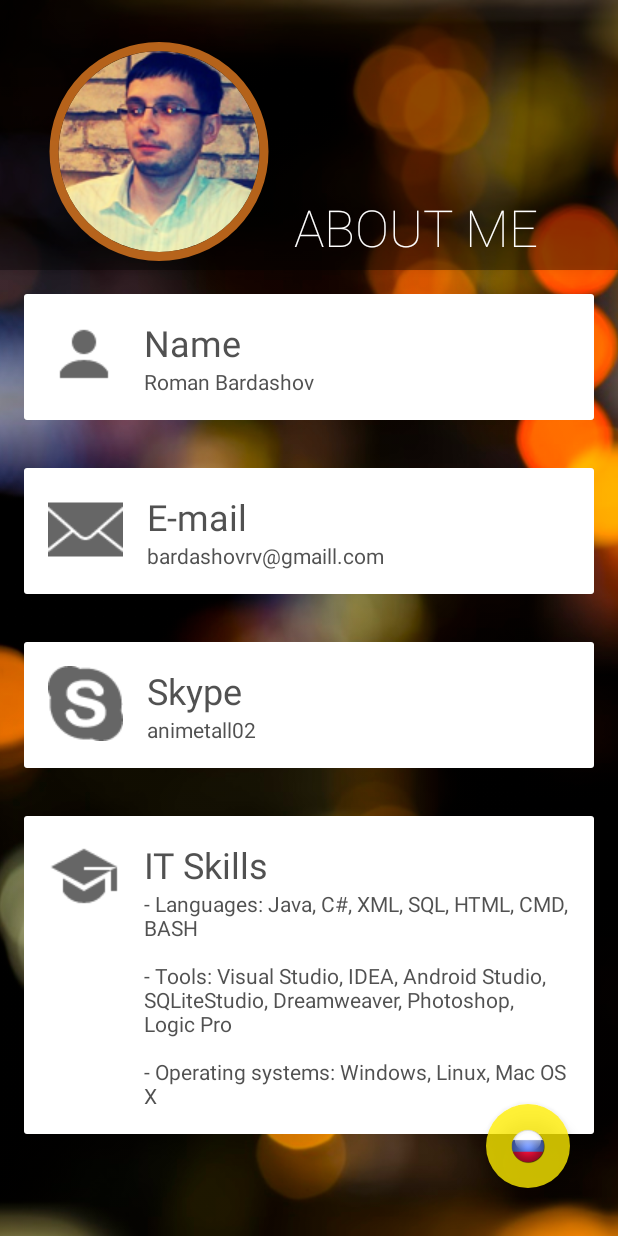
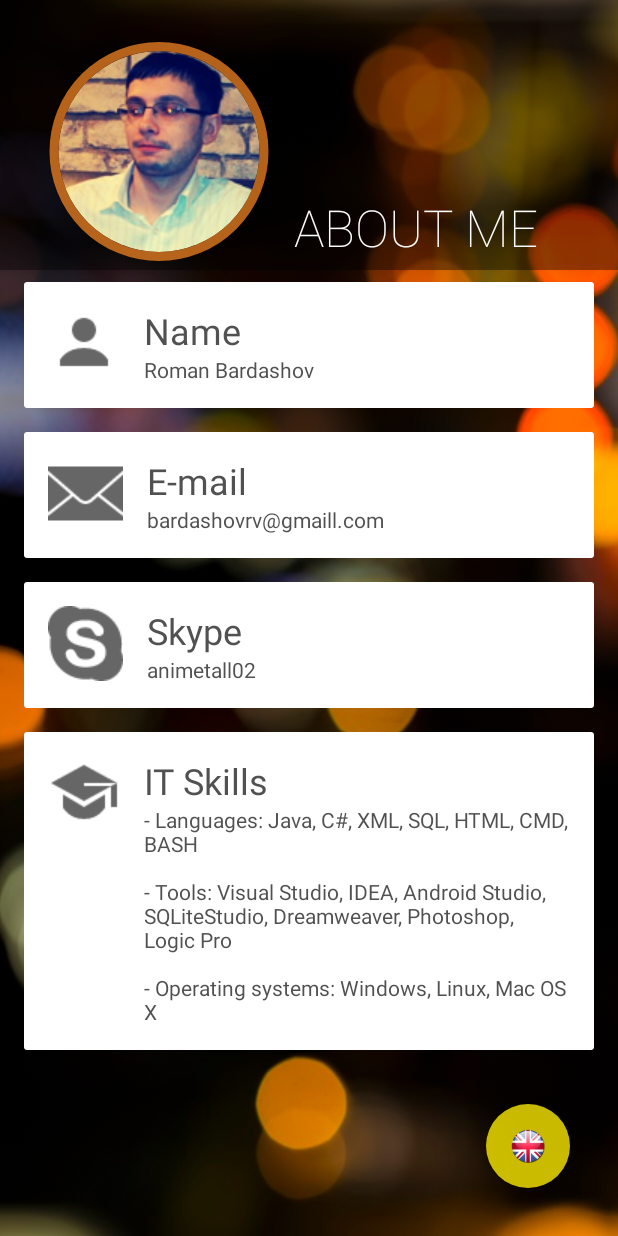
Before and after one commit to An1metall/GB_A_BusinessCard, an Android app: the screen it shows after launch (MainActivity), on a phone screen of 412 x 824 dp. Run offline under Robolectric (Android 15) with nearby library versions, the phone set to English and light mode, and no system bars; our stand-ins replace CircleImageView.

Commit message:
Some minor changes

```diff
--- a/app/src/main/java/com/an1metall/businesscard/MainActivity.java
+++ b/app/src/main/java/com/an1metall/businesscard/MainActivity.java
@@ -61,9 +61,9 @@ public class MainActivity extends Activity {
         fab = (FloatingActionButton) findViewById(R.id.fab);
 
         if (language_code.equals(LANGUAGE_CODE_RU)) {
+            fab.setImageResource(R.drawable.en);
+        } else {
             fab.setImageResource(R.drawable.ru);
-        } else {
-            fab.setImageResource(R.drawable.en);
         }
         fab.setOnClickListener(new View.OnClickListener() {
             public void onClick(View v) {
--- a/app/src/main/res/layout-land/card_view.xml
+++ b/app/src/main/res/layout-land/card_view.xml
@@ -1,7 +1,10 @@
 <?xml version="1.0" encoding="utf-8"?>
 <LinearLayout xmlns:android="http://schemas.android.com/apk/res/android"
     android:layout_width="match_parent" android:layout_height="wrap_content"
-    android:padding="16dp"
+    android:paddingTop="8dp"
+    android:paddingBottom="8dp"
+    android:paddingStart="16dp"
+    android:paddingEnd="16dp"
     >
 
     <android.support.v7.widget.CardView
--- a/app/src/main/res/layout-port-xxhdpi/card_view.xml
+++ b/app/src/main/res/layout-port-xxhdpi/card_view.xml
@@ -1,7 +1,10 @@
 <?xml version="1.0" encoding="utf-8"?>
 <LinearLayout xmlns:android="http://schemas.android.com/apk/res/android"
     android:layout_width="match_parent" android:layout_height="wrap_content"
-    android:padding="16dp"
+    android:paddingTop="8dp"
+    android:paddingBottom="8dp"
+    android:paddingStart="16dp"
+    android:paddingEnd="16dp"
     >
 
     <android.support.v7.widget.CardView
--- a/app/src/main/res/layout/card_view.xml
+++ b/app/src/main/res/layout/card_view.xml
@@ -1,7 +1,10 @@
 <?xml version="1.0" encoding="utf-8"?>
 <LinearLayout xmlns:android="http://schemas.android.com/apk/res/android"
     android:layout_width="match_parent" android:layout_height="wrap_content"
-    android:padding="16dp"
+    android:paddingTop="8dp"
+    android:paddingBottom="8dp"
+    android:paddingStart="16dp"
+    android:paddingEnd="16dp"
     >
 
     <android.support.v7.widget.CardView
```
